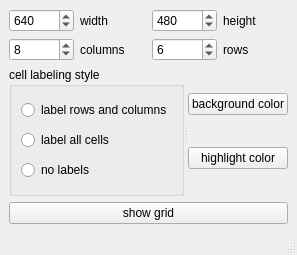
Above: src/xirr_grid/ui/main_window.ui from BricksMental/xirr_grid before the change. Below: the same form after it.
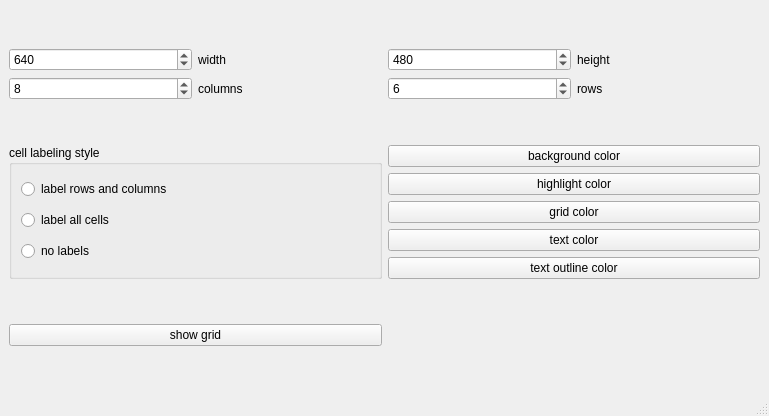
That is the form after the change. Custom widgets are drawn as their Qt base class.

Commit message: improve cell labels start colorbutton class

Patch:
```diff
--- a/src/xirr_grid/ui/main_window.ui
+++ b/src/xirr_grid/ui/main_window.ui
@@ -6,8 +6,8 @@
    <rect>
     <x>0</x>
     <y>0</y>
-    <width>295</width>
-    <height>255</height>
+    <width>769</width>
+    <height>416</height>
    </rect>
   </property>
   <property name="sizePolicy">
@@ -24,7 +24,7 @@
     <string>WTF</string>
    </property>
    <layout class="QGridLayout" name="gridLayout_3">
-    <item row="0" column="0">
+    <item row="0" column="0" colspan="2">
      <layout class="QGridLayout" name="gridLayout">
       <item row="0" column="0">
        <widget class="QSpinBox" name="width_spin_box">
@@ -121,10 +121,6 @@
      </layout>
     </item>
     <item row="1" column="0">
-     <widget class="QSplitter" name="splitter">
-      <property name="orientation">
-       <enum>Qt::Horizontal</enum>
-      </property>
       <widget class="QGroupBox" name="cell_label_group_box">
        <property name="title">
         <string>cell labeling style</string>
@@ -153,7 +149,8 @@
         </item>
        </layout>
       </widget>
-      <widget class="QWidget" name="layoutWidget">
+    </item>
+    <item row="1" column="1">
        <layout class="QVBoxLayout" name="verticalLayout">
         <item>
          <widget class="QPushButton" name="background_color_button">
@@ -169,9 +166,28 @@
           </property>
          </widget>
         </item>
-       </layout>
-      </widget>
-     </widget>
+      <item>
+       <widget class="ColorButton" name="grid_color_button">
+        <property name="text">
+         <string>grid color</string>
+        </property>
+       </widget>
+      </item>
+      <item>
+       <widget class="ColorButton" name="text_color_button">
+        <property name="text">
+         <string>text color</string>
+        </property>
+       </widget>
+      </item>
+      <item>
+       <widget class="ColorButton" name="text_outline_color_button">
+        <property name="text">
+         <string>text outline color</string>
+        </property>
+       </widget>
+      </item>
+     </layout>
     </item>
     <item row="2" column="0">
      <widget class="QPushButton" name="show_grid_button">
@@ -194,6 +210,13 @@
   </widget>
   <widget class="QStatusBar" name="statusbar"/>
  </widget>
+ <customwidgets>
+  <customwidget>
+   <class>ColorButton</class>
+   <extends>QPushButton</extends>
+   <header>xirr_grid.ui.buttons</header>
+  </customwidget>
+ </customwidgets>
  <resources/>
  <connections/>
 </ui>
```
Left out of the diff: 6 changed lines with no effect on the pictures. Lines whose indentation alone changed are shown as unchanged. The commit also changes 5 other files.
